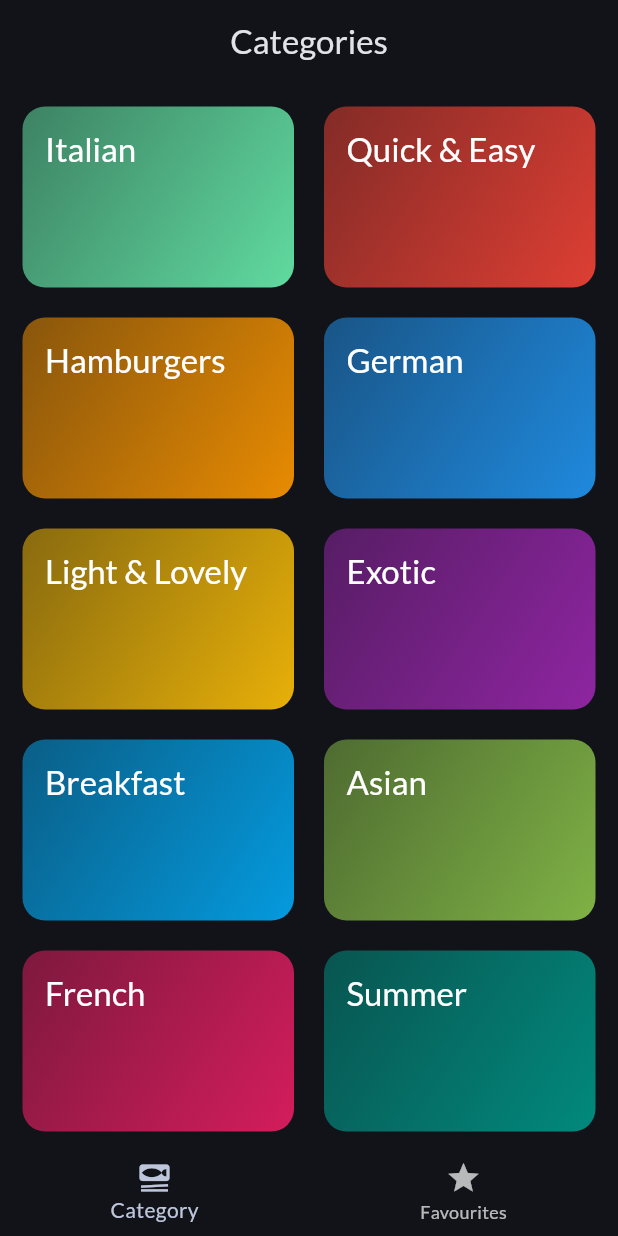
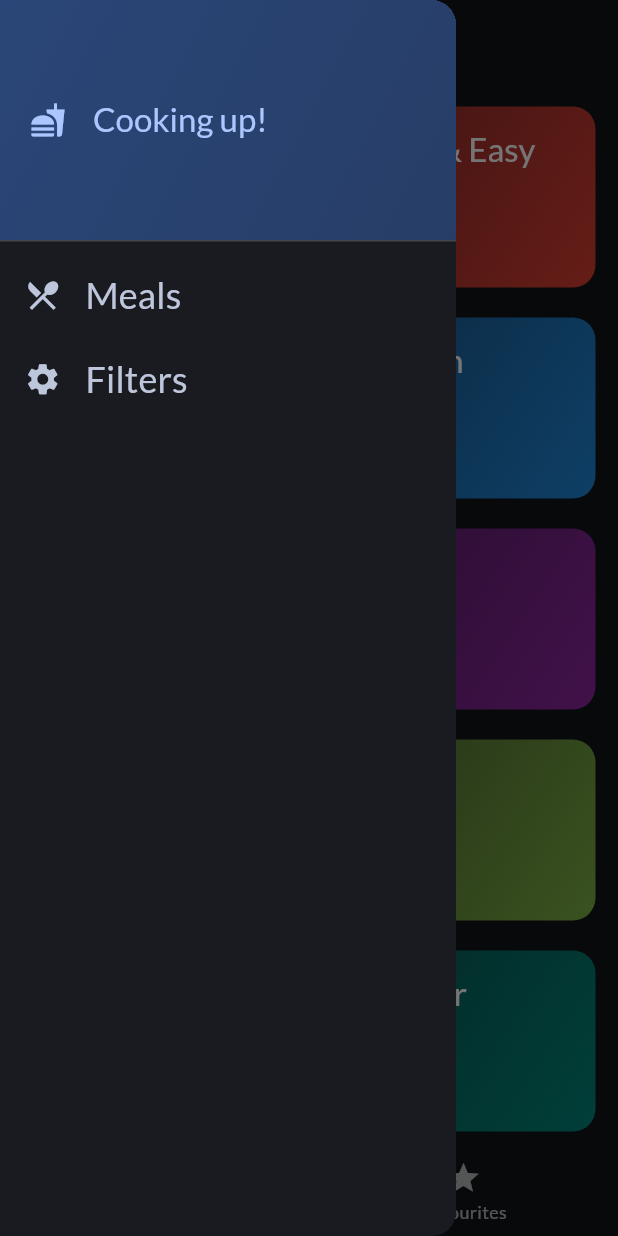
Before and after one commit to SubhajitRuiDas/food_recipe_menu_app, a Flutter app: the screen it shows after launch, with the side drawer open (before the commit the screen has no drawer), on a phone screen of 412 x 824 dp. Run offline on Flutter 3.47's test engine with Material 3 defaults, Android fonts, the phone set to English and light mode, and no system bars; our stand-ins replace google_fonts, transparent_image.

Commit message:
drawer add

```diff
--- a/lib/pages/meal_categories.dart
+++ b/lib/pages/meal_categories.dart
@@ -7,7 +7,12 @@ import 'package:meals_menu_recipe/pages/meals_information_page.dart';
 import 'package:meals_menu_recipe/widgets/category_grid_item.dart';
 
 class MealCategories extends StatelessWidget{
-  const MealCategories({super.key});
+  const MealCategories({
+    super.key,
+    required this.toManageFavouriteMeal,
+  });
+
+  final void Function(MealModel mealModel) toManageFavouriteMeal;
 
   void _selectCategory (BuildContext context, CategoryModel categoryModel) { // it will take a context parameter because in stateless widget there is no context present out of build method
     List<MealModel> mealsList = dummyMealData.where((meal) => meal.categories.contains(categoryModel.id)).toList();
@@ -15,6 +20,7 @@ class MealCategories extends StatelessWidget{
       MaterialPageRoute(builder: (context) => MealsInformationPage(
         title: categoryModel.title,
         meals: mealsList,
+        toManageFavouriteMeal: toManageFavouriteMeal,
       ))
     );
   }
--- a/lib/pages/meals_information_page.dart
+++ b/lib/pages/meals_information_page.dart
@@ -9,11 +9,13 @@ class MealsInformationPage extends StatelessWidget{
     super.key,
     this.title,
     required this.meals,
+    required this.toManageFavouriteMeal,
   });
 
   // which category type screen is now cliked and opened
   final String? title; // it can be null
   final List<MealModel> meals;
+  final void Function(MealModel mealModel) toManageFavouriteMeal;
 
   // void selectedMeal (BuildContext context, MealModel mealModel) {
   //   Navigator.of(context).push(MaterialPageRoute(builder: (context)
@@ -52,6 +54,7 @@ class MealsInformationPage extends StatelessWidget{
             // onSelectMealItem: (mealModel) {
             //   selectedMeal(context, mealModel);
             // },
+            toManageFavouriteMeal: toManageFavouriteMeal,
           );
         },
       );
@@ -64,6 +67,7 @@ class MealsInformationPage extends StatelessWidget{
     return Scaffold(
       appBar: AppBar(
         title: Text(title!),
+        centerTitle: true,
       ),
       body: content,
     );
--- a/lib/pages/tabs.dart
+++ b/lib/pages/tabs.dart
@@ -1,6 +1,9 @@
 import 'package:flutter/material.dart';
+import 'package:meals_menu_recipe/models/meal_model.dart';
+import 'package:meals_menu_recipe/pages/filters_screen.dart';
 import 'package:meals_menu_recipe/pages/meal_categories.dart';
 import 'package:meals_menu_recipe/pages/meals_information_page.dart';
+import 'package:meals_menu_recipe/widgets/main_drawer.dart';
 
 class Tabs extends StatefulWidget{
   const Tabs({super.key});
@@ -10,6 +13,43 @@ class Tabs extends StatefulWidget{
 }
 
 class _TabsState extends State<Tabs> {
+  final List<MealModel> _favouriteMealsList = [];
+
+  void _setAScreen(String identifier) {
+    if(identifier == "filters"){
+      Navigator.of(context).pop();
+      Navigator.of(context).push(
+        MaterialPageRoute(builder: (context) => const FiltersScreen(),),
+      );
+    }else {
+      // it is a meals screen close the drawer
+      Navigator.of(context).pop();
+    }
+  }
+
+  void _showSnackbarMessage(String message) {
+    ScaffoldMessenger.of(context).clearSnackBars();
+    ScaffoldMessenger.of(context).showSnackBar(
+      SnackBar(content: Text(message),),
+    );
+  }
+
+  void _manageFavouriteMealsWithFunc(MealModel mealModel) {
+    var _isAlreadyPresent = _favouriteMealsList.contains(mealModel);
+
+    if(_isAlreadyPresent == true) {
+      setState(() {
+        _favouriteMealsList.remove(mealModel);
+      });
+      _showSnackbarMessage("Meal is no longer in favourite");
+    } else {
+      setState(() {
+        _favouriteMealsList.add(mealModel);
+      });
+      _showSnackbarMessage("Meal added to favourites");
+    }
+
+  }
   int _SelectedScreen = 0;  // 0 for category screen 1 for favourite item screen
 
   void _selecteAScreen(int index) {
@@ -20,12 +60,13 @@ class _TabsState extends State<Tabs> {
 
   @override
   Widget build(BuildContext context) {
-    Widget activePage = const MealCategories();
+    Widget activePage = MealCategories(toManageFavouriteMeal: _manageFavouriteMealsWithFunc,);
 
     String activePageTitle = "Categories";
 
     if(_SelectedScreen == 1) {
-      activePage = const MealsInformationPage(meals: []);
+      activePage = MealsInformationPage(meals: _favouriteMealsList,
+      toManageFavouriteMeal: _manageFavouriteMealsWithFunc,);
       activePageTitle = "Your Favourties";
     }
 
@@ -34,6 +75,7 @@ class _TabsState extends State<Tabs> {
         title: Text(activePageTitle),
         centerTitle: true,
       ),
+      drawer: MainDrawer(onSelectedScreen: _setAScreen,),
       body: activePage,
       bottomNavigationBar: BottomNavigationBar(
         onTap: (indexOfScreen) {
--- /dev/null
+++ b/lib/widgets/main_drawer.dart
@@ -0,0 +1,69 @@
+import 'package:flutter/material.dart';
+import 'package:meals_menu_recipe/pages/filters_screen.dart';
+
+class MainDrawer extends StatelessWidget {
+  const MainDrawer({super.key, required this.onSelectedScreen});
+
+  final void Function(String identifier) onSelectedScreen;
+
+  @override
+  Widget build(BuildContext context) {
+    return Drawer(
+      child: Column(
+        children: [
+          DrawerHeader(
+            padding: const EdgeInsets.all(20),
+            decoration: BoxDecoration(
+              gradient: LinearGradient(
+                colors: [
+                  Theme.of(context).colorScheme.primaryContainer,
+                  Theme.of(context).colorScheme.primaryContainer.withOpacity(0.8),
+                ],
+                begin: Alignment.topLeft,
+                end: Alignment.bottomRight,
+              ),
+            ),
+            child: Row(
+              children: [
+                Icon(Icons.fastfood, color: Theme.of(context).colorScheme.primary,),
+                const SizedBox(width: 18,),
+                Text("Cooking up!",
+                style: Theme.of(context).textTheme.titleLarge!.copyWith(
+                  color: Theme.of(context).colorScheme.primary,
+                ),),
+              ],
+            ),
+          ),
+          ListTile(
+            leading: Icon(Icons.restaurant_menu, size: 25,
+            color: Theme.of(context).colorScheme.secondary,),
+            title: Text(
+              "Meals",
+              style: Theme.of(context).textTheme.titleSmall!.copyWith(
+                color: Theme.of(context).colorScheme.secondary,
+                fontSize: 24,
+              ),
+            ),
+            onTap: () {
+              onSelectedScreen("meals");
+            },
+          ),
+          ListTile(
+            leading: Icon(Icons.settings, size: 25,
+            color: Theme.of(context).colorScheme.secondary,),
+            title: Text(
+              "Filters",
+              style: Theme.of(context).textTheme.titleSmall!.copyWith(
+                color: Theme.of(context).colorScheme.secondary,
+                fontSize: 24,
+              ),
+            ),
+            onTap: () {
+              onSelectedScreen("filters");
+            },
+          ),
+        ],
+      ),
+    );
+  }
+}
--- a/lib/widgets/meals_item_widget.dart
+++ b/lib/widgets/meals_item_widget.dart
@@ -9,10 +9,12 @@ class MealsItemWidget extends StatelessWidget{
     super.key,
     required this.mealModel,
     // required this.onSelectMealItem,
+    required this.toManageFavouriteMeal,
   });
 
   final MealModel mealModel;
   // final void Function(MealModel mealModel) onSelectMealItem;
+  final void Function(MealModel mealModel) toManageFavouriteMeal;
 
   String get complexityText {
     return mealModel.complexity.name[0].toUpperCase() + mealModel.complexity.name.substring(1);
@@ -35,6 +37,7 @@ class MealsItemWidget extends StatelessWidget{
         onTap: () {
           Navigator.of(context).push(MaterialPageRoute(builder: (context) => MealsDetailsPage(
             mealModel: mealModel,
+            toManageFavouriteMeal: toManageFavouriteMeal,
           )),);
           // onSelectMealItem(mealModel);
         },
```
Also changed, not shown: lib/pages/filters_screen.dart (added, +63 -0 lines), lib/pages/meals_details_page.dart (+11 -1 lines).
